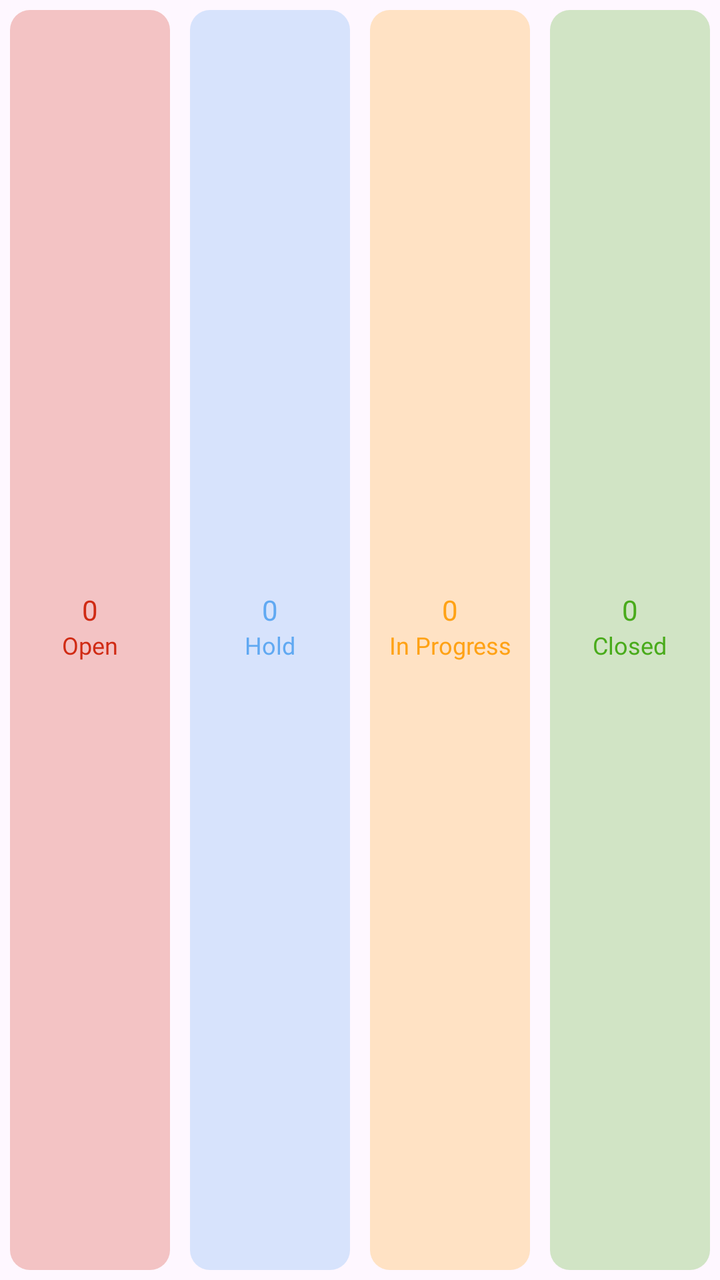
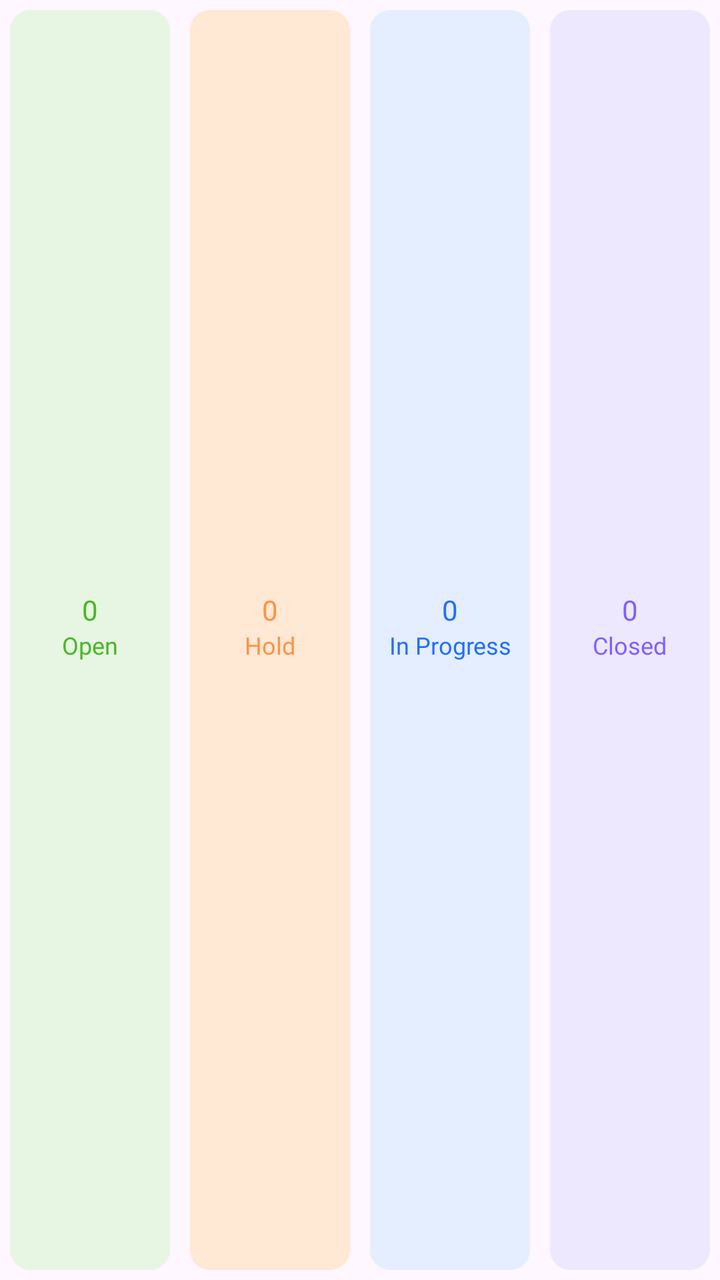

The first picture is an Android layout as it rendered before a commit; the second is the same layout after the commit. The layout source and the unified diff follow.
<!-- AndroidManifest.xml: application theme Theme.Evergreen -->
<!-- res/layout/task_status_buttons.xml -->
<?xml version="1.0" encoding="utf-8"?>
<LinearLayout xmlns:android="http://schemas.android.com/apk/res/android"
    android:layout_width="match_parent"
    android:orientation="horizontal"
    android:weightSum="4"
    android:layout_height="@dimen/_50sdp">
    <LinearLayout
        android:layout_margin="@dimen/_5sdp"
        android:gravity="center"
        android:layout_weight="1"
        android:backgroundTint="#40D02B14"
        android:background="@drawable/rounded_corners"
        android:orientation="vertical"
        android:layout_width="0dp"
        android:layout_height="match_parent">
        <TextView
            android:id="@+id/open"
            android:textSize="@dimen/_14ssp"
            android:fontFamily="@font/roboto_medium"
            android:textColor="#D02B14"
            android:text="0"
            android:layout_width="wrap_content"
            android:layout_height="wrap_content"/>
        <TextView
            android:lines="2"
            android:autoSizeTextType="uniform"
            android:autoSizePresetSizes="@array/autosize_text_sizes"
            android:textSize="@dimen/_12ssp"
            android:layout_gravity="center"
            android:fontFamily="@font/roboto_medium"
            android:textColor="#D02B14"
            android:text="Open"
            android:layout_width="wrap_content"
            android:layout_height="wrap_content"/>
    </LinearLayout>
        <LinearLayout
            android:layout_margin="@dimen/_5sdp"
            android:gravity="center"
            android:layout_weight="1"
            android:backgroundTint="#4060A9F2"
            android:background="@drawable/rounded_corners"
            android:orientation="vertical"
            android:layout_width="0dp"
            android:layout_height="match_parent">
            <TextView
                android:id="@+id/totaltasks"
                android:fontFamily="@font/roboto_medium"
                android:textColor="#60A9F2"
                android:text="0"
                android:textSize="@dimen/_14ssp"
                android:layout_width="wrap_content"
                android:layout_height="wrap_content"/>
            <TextView
               android:lines="2"
                android:autoSizeTextType="uniform"
                android:autoSizePresetSizes="@array/autosize_text_sizes"
                android:textAlignment="center"
                android:layout_gravity="center"
                android:fontFamily="@font/roboto_medium"
                android:textColor="#60A9F2"
                android:text="Hold"
                android:textSize="@dimen/_12ssp"
                android:layout_width="wrap_content"
                android:layout_height="wrap_content"/>
        </LinearLayout>
     
        <LinearLayout
            android:layout_margin="@dimen/_5sdp"
            android:gravity="center"
            android:layout_weight="1"
            android:backgroundTint="#40FFA215"
            android:background="@drawable/rounded_corners"
            android:orientation="vertical"
            android:layout_width="0dp"
            android:layout_height="match_parent">
            <TextView
                android:id="@+id/inprogress"
                android:textSize="@dimen/_14ssp"
                android:fontFamily="@font/roboto_medium"
                android:textColor="#FFA215"
                android:text="0"
                android:layout_width="wrap_content"
                android:layout_height="wrap_content"/>
            <TextView
                android:lines="2"
                android:autoSizeTextType="uniform"
                android:autoSizePresetSizes="@array/autosize_text_sizes"
                android:textSize="@dimen/_12ssp"
                android:textAlignment="center"
                android:layout_gravity="center"
                android:fontFamily="@font/roboto_medium"
                android:textColor="#FFA215"
                android:text="In Progress"
                android:layout_width="wrap_content"
                android:layout_height="wrap_content"/>
        </LinearLayout>
        <LinearLayout
            android:layout_margin="@dimen/_5sdp"
            android:gravity="center"
            android:layout_weight="1"
            android:backgroundTint="#4049AB1B"
            android:background="@drawable/rounded_corners"
            android:orientation="vertical"
            android:layout_width="0dp"
            android:layout_height="match_parent">
            <TextView
                android:id="@+id/completed"
                android:textSize="@dimen/_14ssp"
                android:fontFamily="@font/roboto_medium"
                android:textColor="#49AB1B"
                android:text="0"
                android:layout_width="wrap_content"
                android:layout_height="wrap_content"/>
            <TextView
                android:lines="2"
                android:autoSizeTextType="uniform"
                android:autoSizePresetSizes="@array/autosize_text_sizes"
                android:textSize="@dimen/_12ssp"
                android:layout_gravity="center"
                android:fontFamily="@font/roboto_medium"
                android:textColor="#49AB1B"
                android:text="Closed"
                android:layout_width="wrap_content"
                android:layout_height="wrap_content"/>
        </LinearLayout>



</LinearLayout>
<!-- resources referenced by this layout -->
<resources>
  <array name="autosize_text_sizes">
          <item>10sp</item>
          <item>9sp</item>
          <item>12sp</item>
          <item>13sp</item>
          <item>14sp</item>
  
      </array>
  <dimen name="_12ssp">12.00sp</dimen>
  <dimen name="_14ssp">14.00sp</dimen>
  <dimen name="_50sdp">50.00dp</dimen>
  <dimen name="_5sdp">5.00dp</dimen>
  <!-- drawable rounded_corners (drawable) -->
  <shape xmlns:android="http://schemas.android.com/apk/res/android">
      <corners android:radius="@dimen/_10sdp" />
      <solid android:color="#F2F4F7"/>
  </shape>
  <style name="Theme.Evergreen" parent="Base.Theme.Evergreen" />
  <dimen name="_10sdp">10.00dp</dimen>
  <style name="Base.Theme.Evergreen" parent="Theme.Material3.Light.NoActionBar">
  
  
  
  
  
  
  
          <item name="android:statusBarColor">@color/black_blue</item>
  
  
      </style>
  <color name="black_blue">#022352</color>
</resources>

<!-- the commit's change to res/layout/task_status_buttons.xml (unified diff, before → after) -->
@@ -8,8 +8,8 @@
         android:layout_margin="@dimen/_5sdp"
         android:gravity="center"
         android:layout_weight="1"
-        android:backgroundTint="#40D02B14"
-        android:background="@drawable/rounded_corners"
+            android:backgroundTint="@color/chip_green"
+            android:background="@drawable/rounded_corners"
         android:orientation="vertical"
         android:layout_width="0dp"
         android:layout_height="match_parent">
@@ -17,7 +17,7 @@
             android:id="@+id/open"
             android:textSize="@dimen/_14ssp"
             android:fontFamily="@font/roboto_medium"
-            android:textColor="#D02B14"
+            android:textColor="@color/accent_green"
             android:text="0"
             android:layout_width="wrap_content"
             android:layout_height="wrap_content"/>
@@ -28,7 +28,7 @@
             android:textSize="@dimen/_12ssp"
             android:layout_gravity="center"
             android:fontFamily="@font/roboto_medium"
-            android:textColor="#D02B14"
+            android:textColor="@color/accent_green"
             android:text="Open"
             android:layout_width="wrap_content"
             android:layout_height="wrap_content"/>
@@ -37,7 +37,7 @@
             android:layout_margin="@dimen/_5sdp"
             android:gravity="center"
             android:layout_weight="1"
-            android:backgroundTint="#4060A9F2"
+            android:backgroundTint="@color/chip_orange"
             android:background="@drawable/rounded_corners"
             android:orientation="vertical"
             android:layout_width="0dp"
@@ -45,7 +45,7 @@
             <TextView
                 android:id="@+id/totaltasks"
                 android:fontFamily="@font/roboto_medium"
-                android:textColor="#60A9F2"
+                android:textColor="@color/accent_orange"
                 android:text="0"
                 android:textSize="@dimen/_14ssp"
                 android:layout_width="wrap_content"
@@ -57,7 +57,7 @@
                 android:textAlignment="center"
                 android:layout_gravity="center"
                 android:fontFamily="@font/roboto_medium"
-                android:textColor="#60A9F2"
+                android:textColor="@color/accent_orange"
                 android:text="Hold"
                 android:textSize="@dimen/_12ssp"
                 android:layout_width="wrap_content"
@@ -68,7 +68,7 @@
             android:layout_margin="@dimen/_5sdp"
             android:gravity="center"
             android:layout_weight="1"
-            android:backgroundTint="#40FFA215"
+            android:backgroundTint="@color/chip_blue"
             android:background="@drawable/rounded_corners"
             android:orientation="vertical"
             android:layout_width="0dp"
@@ -77,7 +77,7 @@
                 android:id="@+id/inprogress"
                 android:textSize="@dimen/_14ssp"
                 android:fontFamily="@font/roboto_medium"
-                android:textColor="#FFA215"
+                android:textColor="@color/accent_blue"
                 android:text="0"
                 android:layout_width="wrap_content"
                 android:layout_height="wrap_content"/>
@@ -89,7 +89,7 @@
                 android:textAlignment="center"
                 android:layout_gravity="center"
                 android:fontFamily="@font/roboto_medium"
-                android:textColor="#FFA215"
+                android:textColor="@color/accent_blue"
                 android:text="In Progress"
                 android:layout_width="wrap_content"
                 android:layout_height="wrap_content"/>
@@ -98,7 +98,7 @@
             android:layout_margin="@dimen/_5sdp"
             android:gravity="center"
             android:layout_weight="1"
-            android:backgroundTint="#4049AB1B"
+            android:backgroundTint="@color/chip_purple"
             android:background="@drawable/rounded_corners"
             android:orientation="vertical"
             android:layout_width="0dp"
@@ -107,7 +107,7 @@
                 android:id="@+id/completed"
                 android:textSize="@dimen/_14ssp"
                 android:fontFamily="@font/roboto_medium"
-                android:textColor="#49AB1B"
+                android:textColor="@color/accent_purple"
                 android:text="0"
                 android:layout_width="wrap_content"
                 android:layout_height="wrap_content"/>
@@ -118,7 +118,7 @@
                 android:textSize="@dimen/_12ssp"
                 android:layout_gravity="center"
                 android:fontFamily="@font/roboto_medium"
-                android:textColor="#49AB1B"
+                android:textColor="@color/accent_purple"
                 android:text="Closed"
                 android:layout_width="wrap_content"
                 android:layout_height="wrap_content"/>
<!-- resource entries referenced after the edit -->
@@ -8,6 +8,14 @@
           <item>14sp</item>
   
       </array>
+  <color name="accent_blue">#226DFF</color>
+  <color name="accent_green">#4CB528</color>
+  <color name="accent_orange">#FF9246</color>
+  <color name="accent_purple">#7B61FF</color>
+  <color name="chip_blue">#E4EEFF</color>
+  <color name="chip_green">#E7F6E3</color>
+  <color name="chip_orange">#FFE8D4</color>
+  <color name="chip_purple">#EEE8FF</color>
   <dimen name="_12ssp">12.00sp</dimen>
   <dimen name="_14ssp">14.00sp</dimen>
   <dimen name="_50sdp">50.00dp</dimen>
@@ -15,10 +23,11 @@
   <!-- drawable rounded_corners (drawable) -->
   <shape xmlns:android="http://schemas.android.com/apk/res/android">
       <corners android:radius="@dimen/_10sdp" />
-      <solid android:color="#F2F4F7"/>
+      <solid android:color="@color/home_page_bg"/>
   </shape>
   <style name="Theme.Evergreen" parent="Base.Theme.Evergreen" />
   <dimen name="_10sdp">10.00dp</dimen>
+  <color name="home_page_bg">#F3F5F7</color>
   <style name="Base.Theme.Evergreen" parent="Theme.Material3.Light.NoActionBar">
   
   
